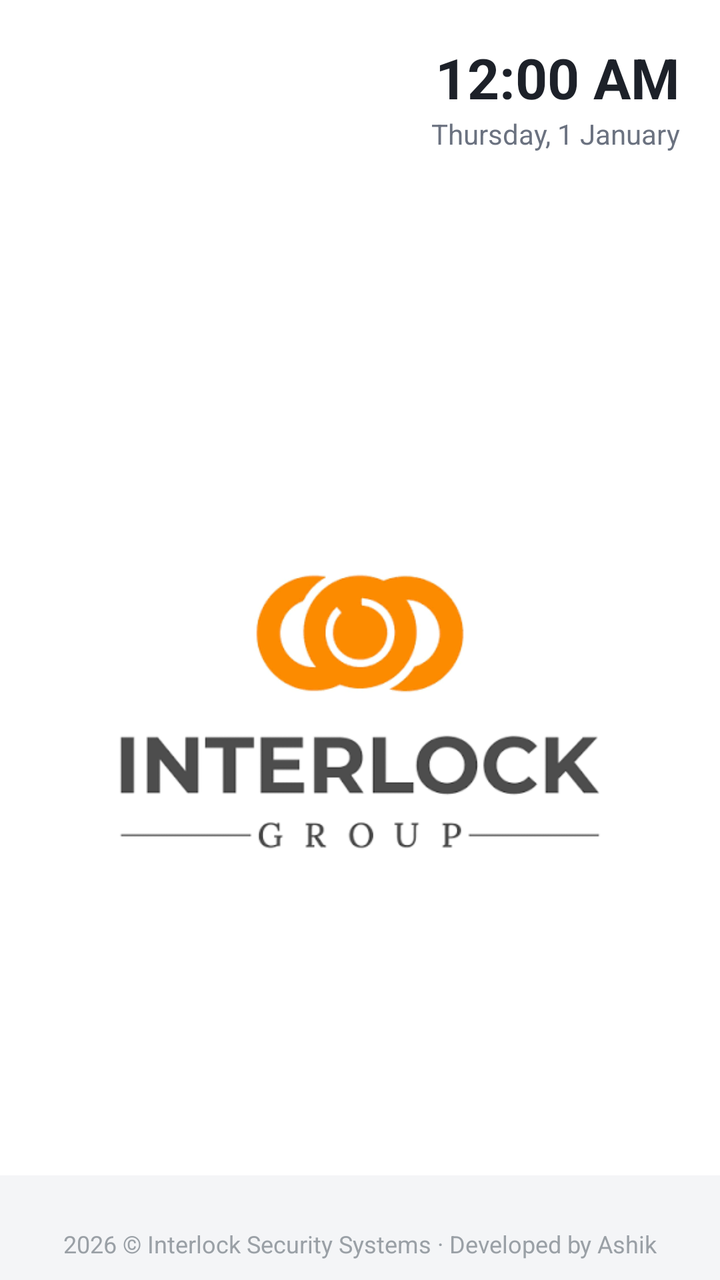
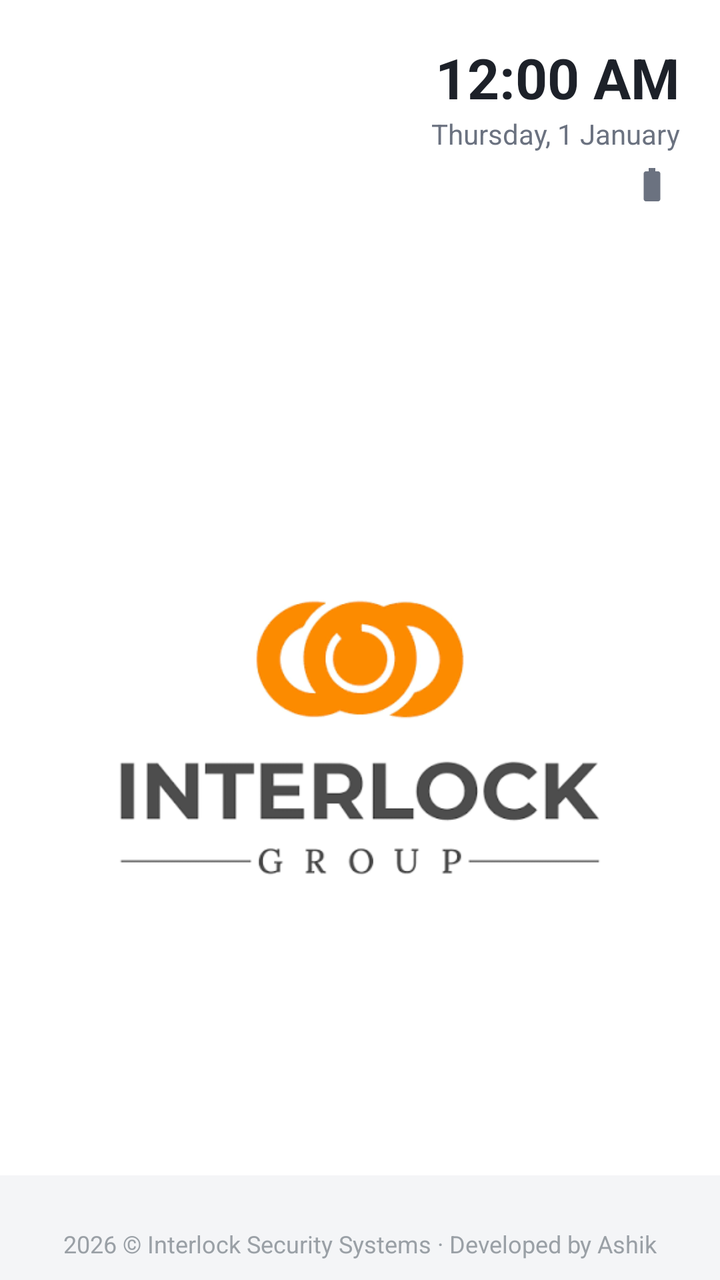

Compare the two renders of this Android layout. The source of the first and the diff that turns it into the second are given below.
<!-- AndroidManifest.xml: application theme android:Theme.DeviceDefault.NoActionBar -->
<!-- res/layout/main.xml -->
<?xml version="1.0" encoding="utf-8"?>
<FrameLayout xmlns:android="http://schemas.android.com/apk/res/android"
    android:layout_width="match_parent"
    android:layout_height="match_parent"
    android:background="#FFFFFF">

    <LinearLayout
        android:layout_width="match_parent"
        android:layout_height="match_parent"
        android:orientation="vertical">

        
        <LinearLayout
            android:layout_width="match_parent"
            android:layout_height="wrap_content"
            android:gravity="center_vertical"
            android:orientation="horizontal"
            android:padding="20dp">

            <LinearLayout
                android:layout_width="wrap_content"
                android:layout_height="wrap_content"
                android:orientation="vertical">

                <TextView
                    android:id="@+id/status"
                    android:layout_width="wrap_content"
                    android:layout_height="wrap_content"
                    android:paddingHorizontal="14dp"
                    android:paddingVertical="8dp"
                    android:textSize="16sp"
                    android:textStyle="bold" />

                
                <TextView
                    android:id="@+id/netInfo"
                    android:layout_width="wrap_content"
                    android:layout_height="wrap_content"
                    android:layout_marginTop="8dp"
                    android:paddingStart="4dp"
                    android:paddingEnd="4dp"
                    android:drawablePadding="7dp"
                    android:gravity="center_vertical"
                    android:textColor="#6B7280"
                    android:textSize="13sp"
                    android:visibility="gone" />
            </LinearLayout>

            <View
                android:layout_width="0dp"
                android:layout_height="1dp"
                android:layout_weight="1" />

            <LinearLayout
                android:layout_width="wrap_content"
                android:layout_height="wrap_content"
                android:gravity="end"
                android:orientation="vertical">

                <TextClock
                    android:layout_width="wrap_content"
                    android:layout_height="wrap_content"
                    android:format12Hour="h:mm a"
                    android:format24Hour="HH:mm"
                    android:textColor="#1D2129"
                    android:textSize="28sp"
                    android:textStyle="bold" />

                <TextClock
                    android:layout_width="wrap_content"
                    android:layout_height="wrap_content"
                    android:format12Hour="EEEE, d MMMM"
                    android:format24Hour="EEEE, d MMMM"
                    android:textColor="#6B7280"
                    android:textSize="14sp" />

                
                <TextView
                    android:id="@+id/deviceCode"
                    android:layout_width="wrap_content"
                    android:layout_height="wrap_content"
                    android:layout_marginTop="6dp"
                    android:fontFamily="monospace"
                    android:textColor="#1D2129"
                    android:textSize="16sp"
                    android:textStyle="bold" />
            </LinearLayout>
        </LinearLayout>

        
        <ImageView
            android:layout_width="match_parent"
            android:layout_height="0dp"
            android:layout_weight="1"
            android:contentDescription="@null"
            android:padding="40dp"
            android:scaleType="fitCenter"
            android:src="@drawable/wallpaper" />

        
        <ScrollView
            android:layout_width="match_parent"
            android:layout_height="wrap_content"
            android:background="#F4F5F7">

            <GridLayout
                android:id="@+id/apps"
                android:layout_width="match_parent"
                android:layout_height="wrap_content"
                android:columnCount="4"
                android:padding="12dp" />
        </ScrollView>

        
        <TextView
            android:layout_width="match_parent"
            android:layout_height="wrap_content"
            android:background="#F4F5F7"
            android:gravity="center"
            android:paddingBottom="10dp"
            android:paddingTop="2dp"
            android:text="@string/footer"
            android:textColor="#9AA0A6"
            android:textSize="12sp" />
    </LinearLayout>

    
    <TextView
        android:id="@+id/single"
        android:layout_width="wrap_content"
        android:layout_height="wrap_content"
        android:layout_gravity="center_horizontal|bottom"
        android:layout_marginBottom="48dp"
        android:background="#E61D2129"
        android:paddingHorizontal="22dp"
        android:paddingVertical="12dp"
        android:textColor="#FFFFFF"
        android:textSize="18sp"
        android:visibility="gone" />

    
    <View
        android:id="@+id/overrideCorner"
        android:layout_width="70dp"
        android:layout_height="70dp"
        android:layout_gravity="bottom|start" />

    
    <View
        android:id="@+id/corner"
        android:layout_width="120dp"
        android:layout_height="120dp"
        android:layout_gravity="top|end" />
</FrameLayout>
<!-- resources referenced by this layout -->
<resources>
  <!-- drawable wallpaper: png bitmap (drawable, 8742 bytes) -->
  <string name="footer">2026 © Interlock Security Systems · Developed by Ashik</string>
</resources>

<!-- the commit's change to res/layout/main.xml (unified diff, before → after) -->
@@ -71,6 +71,18 @@
                     android:layout_height="wrap_content"
                     android:format12Hour="EEEE, d MMMM"
                     android:format24Hour="EEEE, d MMMM"
+                    android:textColor="#6B7280"
+                    android:textSize="14sp" />
+
+                
+                <TextView
+                    android:id="@+id/battery"
+                    android:layout_width="wrap_content"
+                    android:layout_height="wrap_content"
+                    android:layout_marginTop="6dp"
+                    android:drawablePadding="4dp"
+                    android:drawableStart="@drawable/ic_battery"
+                    android:gravity="center_vertical"
                     android:textColor="#6B7280"
                     android:textSize="14sp" />
 
<!-- resource entries referenced after the edit -->
@@ -1,5 +1,11 @@
 <!-- resources referenced by this layout -->
 <resources>
+  <!-- drawable ic_battery (drawable) -->
+  <vector xmlns:android="http://schemas.android.com/apk/res/android"
+      android:width="20dp" android:height="20dp" android:viewportWidth="24" android:viewportHeight="24"
+      android:tint="#6B7280">
+      <path android:fillColor="#FFFFFF" android:pathData="M15.67,4H14V2h-4v2H8.33C7.6,4 7,4.6 7,5.33v15.33C7,21.4 7.6,22 8.33,22h7.33c0.74,0 1.34,-0.6 1.34,-1.33V5.33C17,4.6 16.4,4 15.67,4z"/>
+  </vector>
   <!-- drawable wallpaper: png bitmap (drawable, 8742 bytes) -->
   <string name="footer">2026 © Interlock Security Systems · Developed by Ashik</string>
 </resources>
